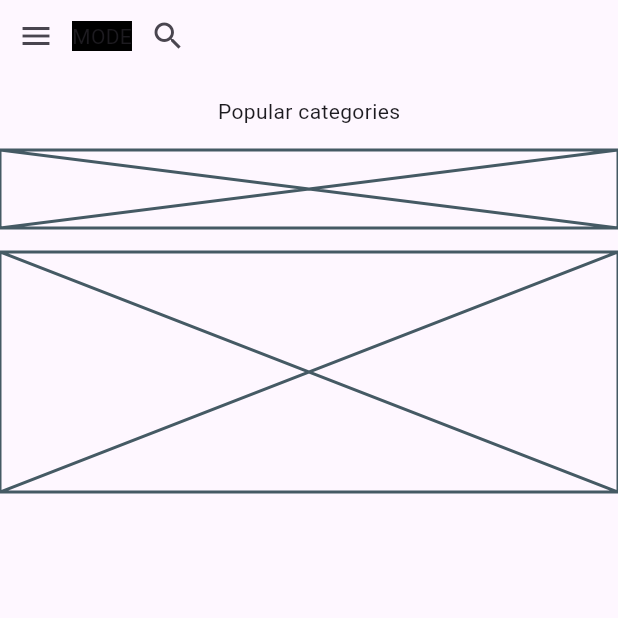
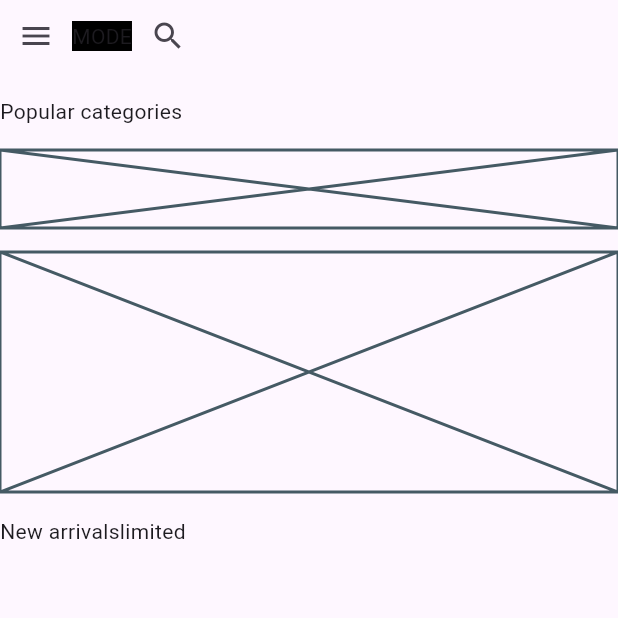
Before and after one commit to JAICHANGPARK/flutter_notebook_chapter_49, a Flutter app: the ECommerceHomePage screen opened directly, on a phone screen of 412 x 824 dp, the top half of it. Run offline on Flutter 3.47's test engine with Material 3 defaults, Android fonts, the phone set to English and light mode, and no system bars; our stand-ins replace google_fonts; Roboto replaces fonts that are missing (Akshar).

Commit message:
Update e_commerce_home_page.dart

```diff
--- a/lib/ep2451_e_commerce_app/ui/e_commerce_home_page.dart
+++ b/lib/ep2451_e_commerce_app/ui/e_commerce_home_page.dart
@@ -14,6 +14,7 @@ class _ECommerceHomePageState extends State<ECommerceHomePage> {
     return Scaffold(
       body: SafeArea(
         child: Column(
+          crossAxisAlignment: .start,
           spacing: 16,
           children: [
             Row(
@@ -35,6 +36,14 @@ class _ECommerceHomePageState extends State<ECommerceHomePage> {
             Container(
               height: 160,
               child: Placeholder(),
+            ),
+            Row(
+              children: [
+                Text("New arrivals"),
+                Container(decoration: ShapeDecoration(shape: StadiumBorder(),),
+                child: Text("limited"),),
+                Spacer(),
+              ],
             )
           ],
         ),
```
